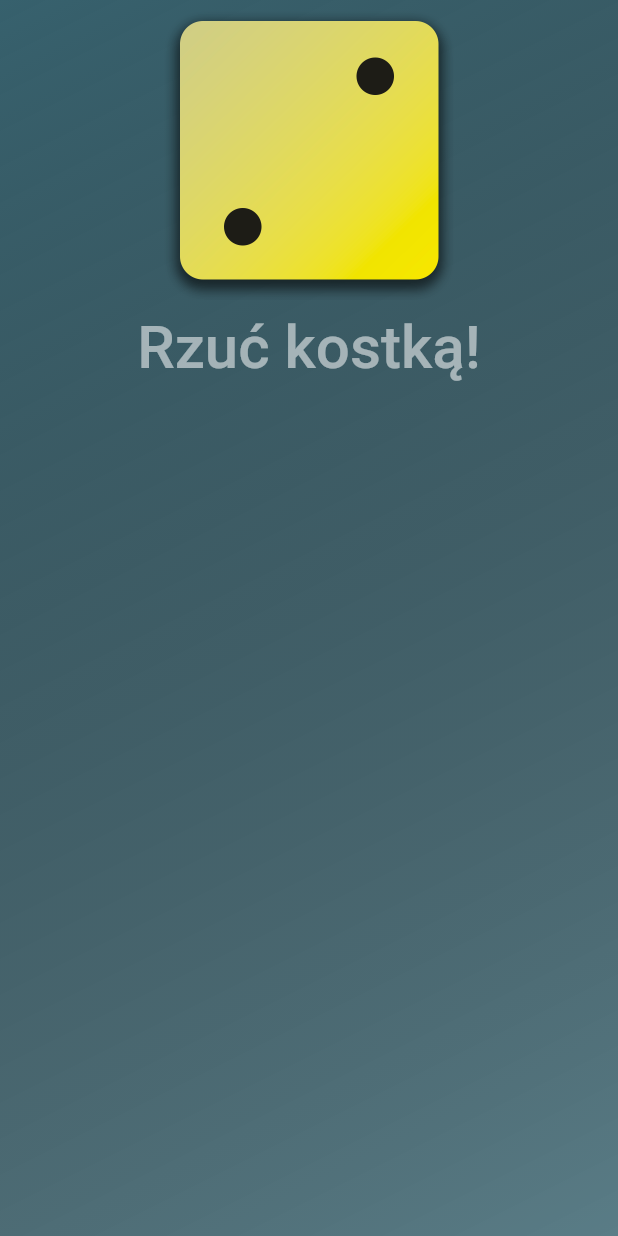
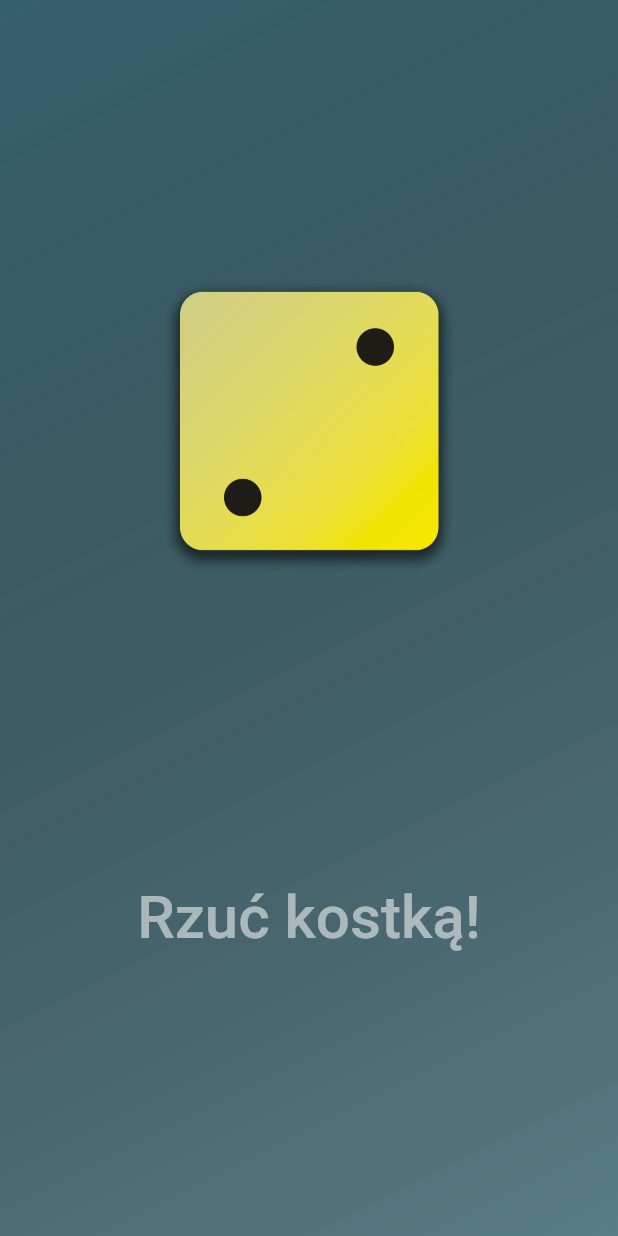
Before and after one commit to kohrd/udemy_max_01_rol_dice, a Flutter app: the screen it shows after launch, on a phone screen of 412 x 824 dp. Run offline on Flutter 3.47's test engine with Material 2 defaults, Android fonts, the phone set to English and light mode, and no system bars.

Commit message:
film 46  1min8sek

```diff
--- a/lib/gradient_container.dart
+++ b/lib/gradient_container.dart
@@ -37,10 +37,14 @@ class GradientContainer extends StatelessWidget {
         ),
       ),
       child: Center(
+
         // child: MyTextStyle("Flutter really sucks!"),
         child: Column(
+          // mainAxisAlignment: MainAxisAlignment.center,
+          mainAxisSize: MainAxisSize.min,
           children: [
             Image.asset('assets/images/dice-2.png', width: 200),
+            SizedBox(height: 200,),
             TextButton(
               onPressed: rollDice,
               child: const Text('Rzuć kostką!',
```
